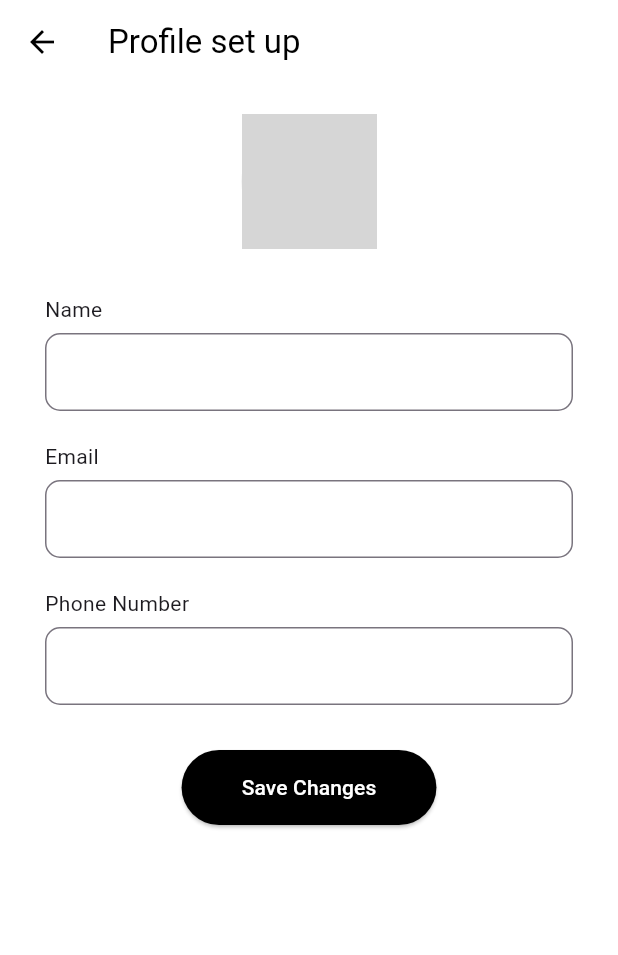
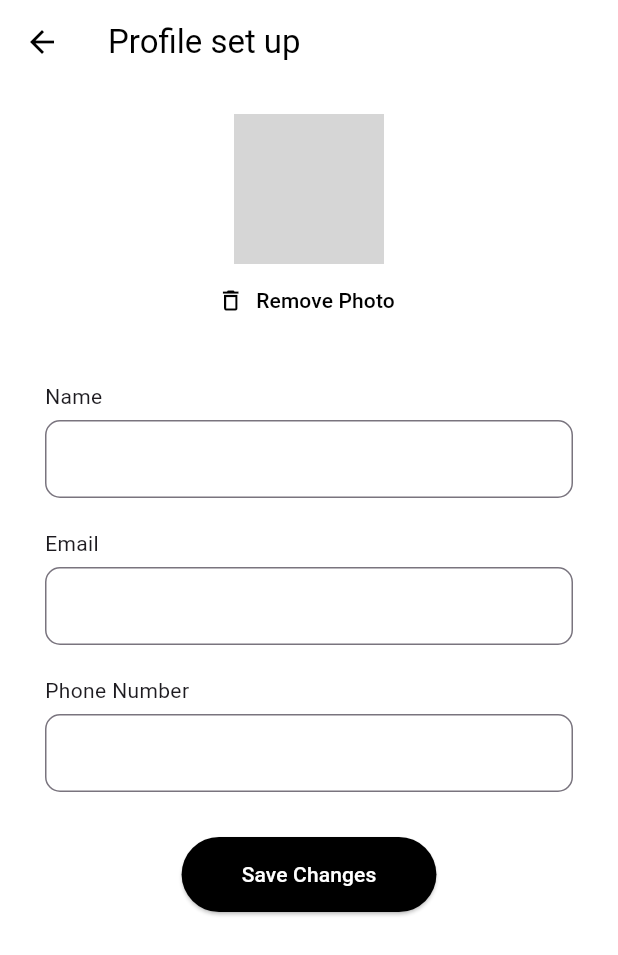
Before and after one commit to thomasmartinoa/waste_management, a Flutter app: the screen it shows once a user with an empty profile is signed in, item 3 of the bottom bar chosen, after a tap on "Edit Profile", on a phone screen of 412 x 824 dp. Shown: the top 955 px of the screen. Run offline on Flutter 3.47's test engine with Material 3 defaults, Android fonts, the phone set to English and light mode, and no system bars; our stand-ins replace cloud_firestore, firebase_auth, firebase_core, firebase_storage, fluttertoast, geocoding and 4 more; accounts and stored records are empty; network calls fail; Roboto replaces fonts that are missing (Poppins); grey boxes are pictures that could not be loaded.

Commit message:
added features in profile set up and added circle loading for pages

```diff
--- a/lib/screens/accountscreen.dart
+++ b/lib/screens/accountscreen.dart
@@ -17,17 +17,15 @@ class Accountscreen extends StatelessWidget {
       backgroundColor: Colors.white,
       body: SafeArea(
         child: StreamBuilder<DocumentSnapshot>(
-          stream:
-              FirebaseFirestore.instance
+          stream: FirebaseFirestore.instance
               .collection('users')
               .doc(user.uid)
               .snapshots(),
           builder: (context, snapshot) {
             if (snapshot.connectionState == ConnectionState.waiting) {
-              return const Center(child: CircularProgressIndicator());
+              return const Center(child: CircularProgressIndicator(color: Colors.black));
             }
 
-            // Redirect to EditProfileScreen if user data not found
             if (!snapshot.hasData || !snapshot.data!.exists) {
               Future.microtask(() {
                 Navigator.pushReplacement(
@@ -35,7 +33,7 @@ class Accountscreen extends StatelessWidget {
                   MaterialPageRoute(builder: (_) => const EditProfileScreen()),
                 );
               });
-              return const Center(child: CircularProgressIndicator());
+              return const Center(child: CircularProgressIndicator(color: Colors.black));
             }
 
             final data = snapshot.data!.data() as Map<String, dynamic>;
@@ -60,22 +58,32 @@ class Accountscreen extends StatelessWidget {
                     ),
                   ),
                   const SizedBox(height: 30),
+
+                  /// 🔹 Profile Picture with Loading Spinner
                   CircleAvatar(
                     radius: 45,
                     backgroundColor: const Color(0xFFEBEBEB),
-                    backgroundImage:
-                        profileImage != null
-                            ? NetworkImage(profileImage)
-                            : null,
-                    child:
-                        profileImage == null
-                            ? const Icon(
-                              Icons.person,
-                              size: 40,
-                              color: Colors.black54,
+                    child: ClipOval(
+                      child: profileImage != null
+                          ? Image.network(
+                              profileImage,
+                              width: 90,
+                              height: 90,
+                              fit: BoxFit.cover,
+                              loadingBuilder: (context, child, loadingProgress) {
+                                if (loadingProgress == null) return child;
+                                return const Center(
+                                  child: CircularProgressIndicator(color: Colors.black),
+                                );
+                              },
+                              errorBuilder: (context, error, stackTrace) {
+                                return const Icon(Icons.person, size: 40, color: Colors.black54);
+                              },
                             )
-                            : null,
+                          : const Icon(Icons.person, size: 40, color: Colors.black54),
                     ),
+                  ),
+
                   const SizedBox(height: 20),
                   Text(name, style: _textStyle(18, FontWeight.w500)),
                   Text(email, style: _textStyle(14, FontWeight.w300)),
@@ -83,15 +91,14 @@ class Accountscreen extends StatelessWidget {
                   Text('Phone: $phone', style: _textStyle(14, FontWeight.w400)),
                   const SizedBox(height: 20),
                   ElevatedButton(
-                    onPressed:
-                        () => Navigator.push(
+                    onPressed: () {
+                      Navigator.push(
                         context,
                         MaterialPageRoute(
-                            builder:
-                                (_) =>
-                                    const EditProfileScreen(fromAccount: true),
+                          builder: (_) => const EditProfileScreen(fromAccount: true),
                         ),
-                        ),
+                      );
+                    },
                     style: ElevatedButton.styleFrom(
                       backgroundColor: Colors.black,
                       foregroundColor: Colors.white,
@@ -129,11 +136,11 @@ class Accountscreen extends StatelessWidget {
                     },
                   ),
 
-                  /// 🔹 Dark Theme Toggle
+                  /// 🔹 Dark Theme Toggle Placeholder
                   SwitchListTile(
                     value: Theme.of(context).brightness == Brightness.dark,
                     onChanged: (value) {
-                      // TODO: Add theme toggle logic here
+                      // TODO: Implement dark theme toggle
                     },
                     title: const Text(
                       "Dark Theme",
@@ -142,7 +149,7 @@ class Accountscreen extends StatelessWidget {
                     activeColor: Colors.black,
                   ),
 
-                  /// 🔹 Sign Out with Styled Confirmation
+                  /// 🔹 Sign Out Button
                   ListTile(
                     title: const Text(
                       "Sign Out",
@@ -152,8 +159,7 @@ class Accountscreen extends StatelessWidget {
                     onTap: () async {
                       final shouldSignOut = await showDialog<bool>(
                         context: context,
-                        builder:
-                            (context) => AlertDialog(
+                        builder: (context) => AlertDialog(
                           backgroundColor: Colors.white,
                           title: const Text(
                             'Confirm Sign Out',
@@ -171,8 +177,7 @@ class Accountscreen extends StatelessWidget {
                           ),
                           actions: [
                             TextButton(
-                                  onPressed:
-                                      () => Navigator.of(context).pop(false),
+                              onPressed: () => Navigator.of(context).pop(false),
                               child: const Text(
                                 'Cancel',
                                 style: TextStyle(
@@ -182,8 +187,7 @@ class Accountscreen extends StatelessWidget {
                               ),
                             ),
                             ElevatedButton(
-                                  onPressed:
-                                      () => Navigator.of(context).pop(true),
+                              onPressed: () => Navigator.of(context).pop(true),
                               style: ElevatedButton.styleFrom(
                                 backgroundColor: Colors.black,
                                 foregroundColor: Colors.white,
--- a/lib/screens/edit_profile_screen.dart
+++ b/lib/screens/edit_profile_screen.dart
@@ -19,8 +19,10 @@ class _EditProfileScreenState extends State<EditProfileScreen> {
   final _nameController = TextEditingController();
   final _emailController = TextEditingController();
   final _phoneController = TextEditingController();
+
   File? _profileImage;
   String? _profileImageUrl;
+  bool _isLoading = false;
 
   @override
   void initState() {
@@ -48,10 +50,56 @@ class _EditProfileScreenState extends State<EditProfileScreen> {
     }
   }
 
+  Future<void> _pickImage() async {
+    final picked = await ImagePicker().pickImage(source: ImageSource.gallery);
+    if (picked != null) {
+      setState(() {
+        _profileImage = File(picked.path);
+        _profileImageUrl = null; // Clear existing URL if new image is selected
+      });
+    }
+  }
+
+  Future<void> _removeImage() async {
+    final user = FirebaseAuth.instance.currentUser;
+    if (user == null) return;
+
+    setState(() {
+      _profileImage = null;
+      _profileImageUrl = null;
+    });
+
+    try {
+      // Delete from Firebase Storage
+      await FirebaseStorage.instance.ref('profile_images/${user.uid}.jpg').delete();
+    } catch (e) {
+      // It's okay if the file doesn't exist
+    }
+
+    // Remove from Firestore
+    await FirebaseFirestore.instance.collection('users').doc(user.uid).update({
+      'profile_image': '',
+    });
+  }
+
   Future<void> _saveProfile() async {
     final user = FirebaseAuth.instance.currentUser;
     if (user == null) return;
 
+    setState(() {
+      _isLoading = true;
+    });
+
+    // Show loading dialog
+    showDialog(
+      context: context,
+      barrierDismissible: false,
+      builder: (_) => const Center(
+        child: CircularProgressIndicator(color: Colors.black),
+      ),
+    );
+
+    try {
       if (_profileImage != null) {
         final ref = FirebaseStorage.instance.ref().child('profile_images/${user.uid}.jpg');
         await ref.putFile(_profileImage!);
@@ -65,28 +113,33 @@ class _EditProfileScreenState extends State<EditProfileScreen> {
         'profile_image': _profileImageUrl ?? '',
       });
 
+      Navigator.pop(context); // Close loading dialog
+
       if (widget.fromAccount) {
-      Navigator.pop(context); // just go back if from Account tab
+        Navigator.pop(context); // Go back to account screen
       } else {
         Navigator.pushAndRemoveUntil(
           context,
-        MaterialPageRoute(builder: (_) => Homescreen()),
+          MaterialPageRoute(builder: (_) => const Homescreen()),
           (route) => false,
         );
       }
-  }
-
-  Future<void> _pickImage() async {
-    final picked = await ImagePicker().pickImage(source: ImageSource.gallery);
-    if (picked != null) {
+    } catch (e) {
+      Navigator.pop(context);
+      ScaffoldMessenger.of(context).showSnackBar(
+        SnackBar(content: Text('Failed to save profile: $e')),
+      );
+    } finally {
       setState(() {
-        _profileImage = File(picked.path);
+        _isLoading = false;
       });
     }
   }
 
   @override
   Widget build(BuildContext context) {
+    final showRemoveButton = _profileImage != null || _profileImageUrl != null;
+
     return Scaffold(
       backgroundColor: Colors.white,
       appBar: AppBar(
@@ -103,7 +156,7 @@ class _EditProfileScreenState extends State<EditProfileScreen> {
             GestureDetector(
               onTap: _pickImage,
               child: CircleAvatar(
-                radius: 45,
+                radius: 50,
                 backgroundColor: const Color(0xFFEBEBEB),
                 backgroundImage: _profileImage != null
                     ? FileImage(_profileImage!)
@@ -111,9 +164,15 @@ class _EditProfileScreenState extends State<EditProfileScreen> {
                         ? NetworkImage(_profileImageUrl!) as ImageProvider
                         : null,
                 child: _profileImage == null && _profileImageUrl == null
-                    ? const Icon(Icons.camera_alt, color: Colors.black54)
+                    ? const Icon(Icons.upload, color: Colors.black54, size: 30)
                     : null,
               ),
+            ),
+            if (showRemoveButton)
+              TextButton.icon(
+                onPressed: _removeImage,
+                icon: const Icon(Icons.delete_outline, color: Color.fromARGB(255, 0, 0, 0)),
+                label: const Text("Remove Photo", style: TextStyle(color: Color.fromARGB(255, 0, 0, 0))),
               ),
             const SizedBox(height: 30),
             _buildTextField("Name", _nameController),
@@ -123,14 +182,23 @@ class _EditProfileScreenState extends State<EditProfileScreen> {
             _buildTextField("Phone Number", _phoneController),
             const SizedBox(height: 30),
             ElevatedButton(
-              onPressed: _saveProfile,
+              onPressed: _isLoading ? null : _saveProfile,
               style: ElevatedButton.styleFrom(
                 backgroundColor: Colors.black,
                 foregroundColor: Colors.white,
                 padding: const EdgeInsets.symmetric(horizontal: 40, vertical: 15),
               ),
-              child: const Text("Save Changes", style: TextStyle(fontFamily: 'Poppins')),
+              child: _isLoading
+                  ? const SizedBox(
+                      height: 20,
+                      width: 20,
+                      child: CircularProgressIndicator(
+                        color: Colors.white,
+                        strokeWidth: 2,
+                      ),
                     )
+                  : const Text("Save Changes", style: TextStyle(fontFamily: 'Poppins')),
+            ),
           ],
         ),
       ),
```
Also changed, not shown: lib/screens/BingoDetailscreen.dart (+40 -25 lines), lib/screens/BingoScreen.dart (+23 -5 lines), lib/screens/DeepCleanScreen.dart (+31 -11 lines), lib/screens/pickupscreen.dart (+17 -13 lines). Lines whose indentation alone changed are shown as unchanged.
